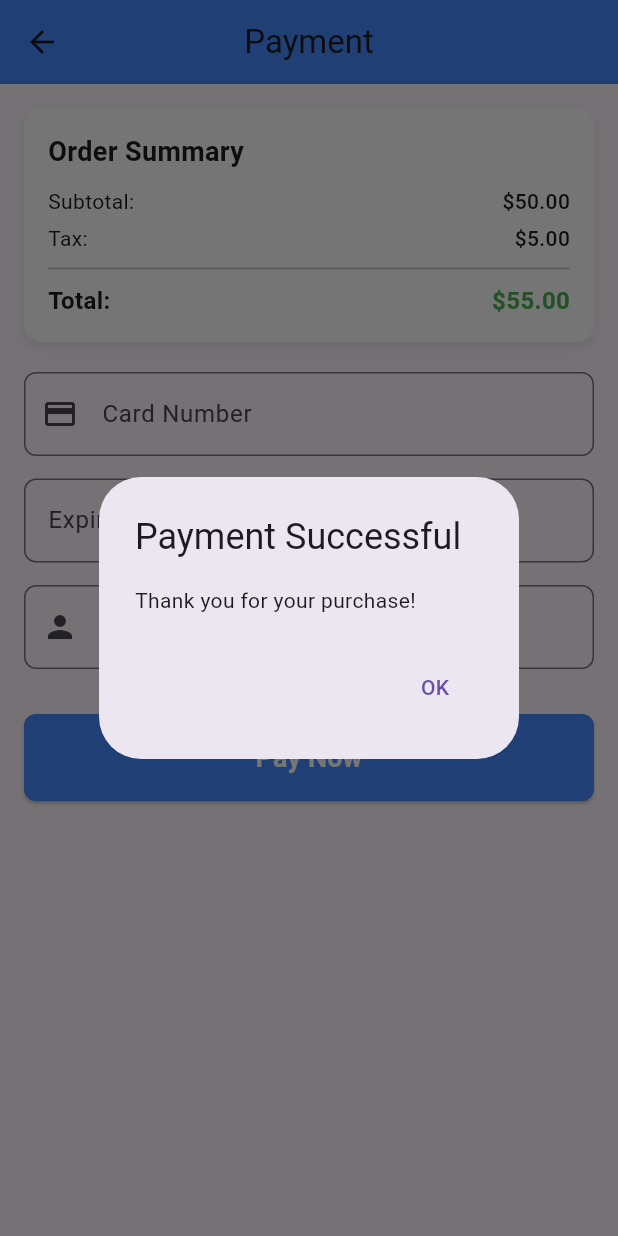
After one commit to sanjay-padanilam/home_maintanance_app, a Flutter app: the PaymentScreen screen opened directly, after a tap on "Pay Now", on a phone screen of 412 x 824 dp. The commit adds this screen. Run offline on Flutter 3.47's test engine with Material 3 defaults, Android fonts, the light colour scheme and no system bars; our stand-ins replace carousel_slider, firebase_core, flutter_riverpod; accounts and stored records are empty.

Commit message:
payment_Screen_Added

```diff
--- /dev/null
+++ b/lib/view/payment_Screen/payment_Screen.dart
@@ -0,0 +1,182 @@
+import 'package:flutter/material.dart';
+
+class PaymentScreen extends StatelessWidget {
+  @override
+  Widget build(BuildContext context) {
+    return Scaffold(
+      appBar: AppBar(
+        title: Text('Payment'),
+        backgroundColor: Colors.blueAccent,
+        centerTitle: true,
+      ),
+      body: Padding(
+        padding: const EdgeInsets.all(16.0),
+        child: Column(
+          crossAxisAlignment: CrossAxisAlignment.stretch,
+          children: [
+            // Payment summary
+            Container(
+              padding: EdgeInsets.all(16.0),
+              decoration: BoxDecoration(
+                color: Colors.white,
+                borderRadius: BorderRadius.circular(12.0),
+                boxShadow: [
+                  BoxShadow(
+                    color: Colors.grey.withOpacity(0.2),
+                    blurRadius: 6,
+                    offset: Offset(0, 4),
+                  ),
+                ],
+              ),
+              child: Column(
+                crossAxisAlignment: CrossAxisAlignment.start,
+                children: [
+                  Text(
+                    'Order Summary',
+                    style: TextStyle(
+                      fontSize: 18,
+                      fontWeight: FontWeight.bold,
+                    ),
+                  ),
+                  SizedBox(height: 10),
+                  Row(
+                    mainAxisAlignment: MainAxisAlignment.spaceBetween,
+                    children: [
+                      Text('Subtotal:'),
+                      Text('\$50.00',
+                          style: TextStyle(
+                            fontWeight: FontWeight.w500,
+                          )),
+                    ],
+                  ),
+                  SizedBox(height: 5),
+                  Row(
+                    mainAxisAlignment: MainAxisAlignment.spaceBetween,
+                    children: [
+                      Text('Tax:'),
+                      Text('\$5.00',
+                          style: TextStyle(
+                            fontWeight: FontWeight.w500,
+                          )),
+                    ],
+                  ),
+                  Divider(height: 20, thickness: 1),
+                  Row(
+                    mainAxisAlignment: MainAxisAlignment.spaceBetween,
+                    children: [
+                      Text(
+                        'Total:',
+                        style: TextStyle(
+                          fontSize: 16,
+                          fontWeight: FontWeight.bold,
+                        ),
+                      ),
+                      Text(
+                        '\$55.00',
+                        style: TextStyle(
+                          fontSize: 16,
+                          fontWeight: FontWeight.bold,
+                          color: Colors.green,
+                        ),
+                      ),
+                    ],
+                  ),
+                ],
+              ),
+            ),
+            SizedBox(height: 20),
+
+            // Card details input
+            TextField(
+              decoration: InputDecoration(
+                labelText: 'Card Number',
+                border: OutlineInputBorder(
+                  borderRadius: BorderRadius.circular(8.0),
+                ),
+                prefixIcon: Icon(Icons.credit_card),
+              ),
+              keyboardType: TextInputType.number,
+            ),
+            SizedBox(height: 15),
+            Row(
+              children: [
+                Expanded(
+                  child: TextField(
+                    decoration: InputDecoration(
+                      labelText: 'Expiry Date',
+                      border: OutlineInputBorder(
+                        borderRadius: BorderRadius.circular(8.0),
+                      ),
+                      hintText: 'MM/YY',
+                    ),
+                    keyboardType: TextInputType.datetime,
+                  ),
+                ),
+                SizedBox(width: 10),
+                Expanded(
+                  child: TextField(
+                    decoration: InputDecoration(
+                      labelText: 'CVV',
+                      border: OutlineInputBorder(
+                        borderRadius: BorderRadius.circular(8.0),
+                      ),
+                      hintText: '123',
+                    ),
+                    keyboardType: TextInputType.number,
+                  ),
+                ),
+              ],
+            ),
+            SizedBox(height: 15),
+            TextField(
+              decoration: InputDecoration(
+                labelText: 'Cardholder Name',
+                border: OutlineInputBorder(
+                  borderRadius: BorderRadius.circular(8.0),
+                ),
+                prefixIcon: Icon(Icons.person),
+              ),
+              keyboardType: TextInputType.name,
+            ),
+            SizedBox(height: 30),
+
+            // Pay Now button
+            ElevatedButton(
+              onPressed: () {
+                // Handle payment processing
+                showDialog(
+                  context: context,
+                  builder: (context) => AlertDialog(
+                    title: Text('Payment Successful'),
+                    content: Text('Thank you for your purchase!'),
+                    actions: [
+                      TextButton(
+                        onPressed: () => Navigator.of(context).pop(),
+                        child: Text('OK'),
+                      ),
+                    ],
+                  ),
+                );
+              },
+              style: ElevatedButton.styleFrom(
+                padding: EdgeInsets.symmetric(vertical: 16.0),
+                backgroundColor: Colors.blueAccent,
+                shape: RoundedRectangleBorder(
+                  borderRadius: BorderRadius.circular(8.0),
+                ),
+              ),
+              child: Text(
+                'Pay Now',
+                style: TextStyle(
+                  fontSize: 18,
+                  fontWeight: FontWeight.bold,
+                  color: Colors.white,
+                ),
+              ),
+            ),
+          ],
+        ),
+      ),
+    );
+  }
+}
--- a/lib/view/service_Details_Screen/service_details_Screen.dart
+++ b/lib/view/service_Details_Screen/service_details_Screen.dart
@@ -1,4 +1,5 @@
 import 'package:flutter/material.dart';
+import 'package:home_maintanance_app/view/payment_Screen/payment_Screen.dart';
 
 class ServiceDetailsScreen extends StatefulWidget {
   final String serviceName;
@@ -109,6 +110,11 @@ class _ServiceDetailsScreenState extends State<ServiceDetailsScreen> {
                           content: Text('You selected: $_selectedFeature'),
                         ),
                       );
+                      Navigator.push(
+                          context,
+                          MaterialPageRoute(
+                            builder: (context) => PaymentScreen(),
+                          ));
                       // Add additional functionality for booking or processing
                     } else {
                       ScaffoldMessenger.of(context).showSnackBar(
--- a/pubspec.yaml
+++ b/pubspec.yaml
@@ -38,6 +38,7 @@ dependencies:
   carousel_slider: ^5.0.0
   firebase_core: ^3.8.1
   flutter_riverpod: ^2.6.1
+  cloud_firestore: ^5.5.1
 
 dev_dependencies:
   flutter_test:
```
Also changed, not shown: pubspec.lock, 3 other files.
